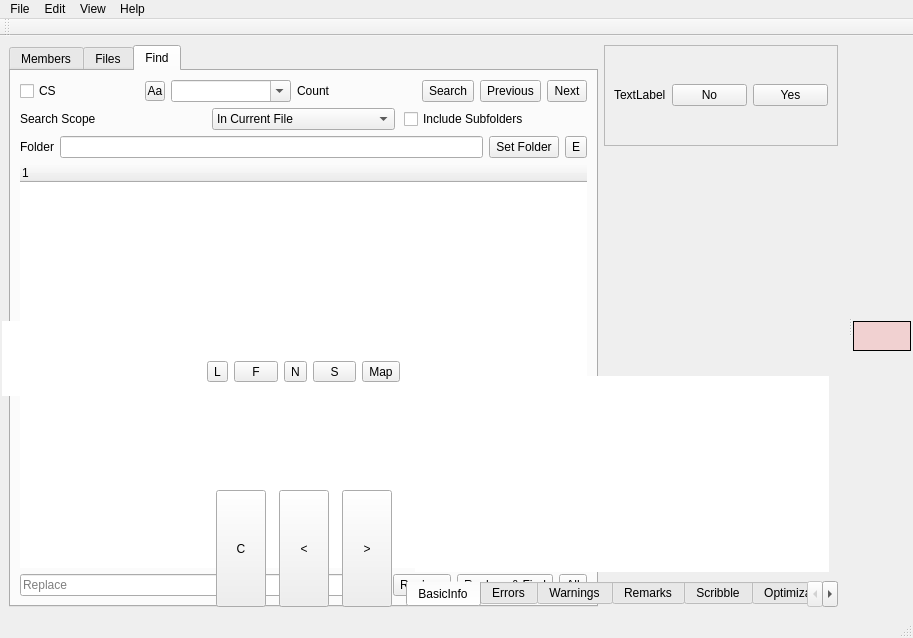
The window that mainwindow.ui (ic005k/Xiasl) describes before a commit, drawn with Qt 5.
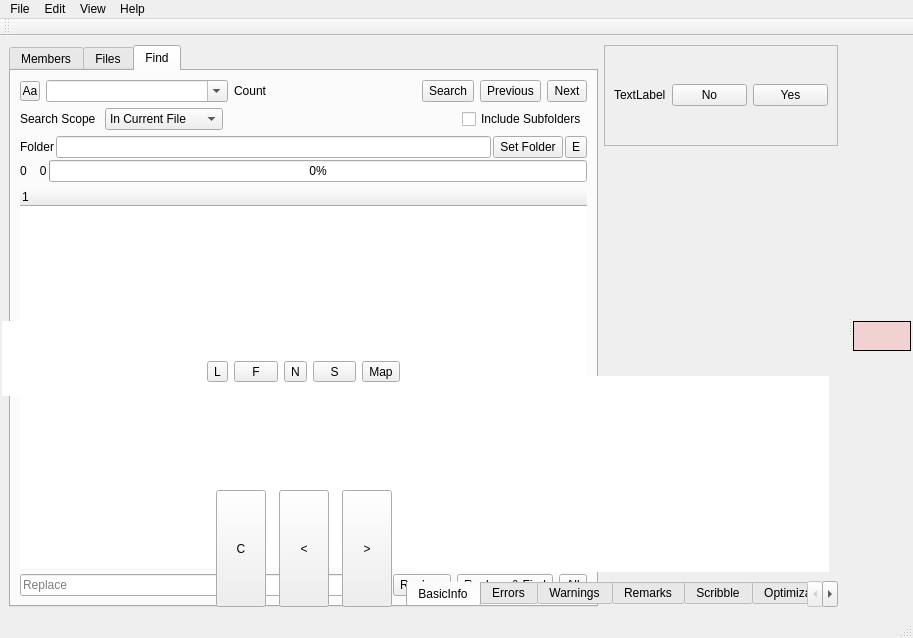
The same window after the commit. Icons and pictures are not drawn. Custom widgets are drawn as their Qt base class.

What changed in the file:
```diff
--- a/mainwindow.ui
+++ b/mainwindow.ui
@@ -182,16 +182,9 @@
        <attribute name="title">
         <string>Find</string>
        </attribute>
-       <layout class="QGridLayout" name="gridLayout_9">
+       <layout class="QGridLayout" name="gridLayout_11">
         <item row="0" column="0">
          <layout class="QHBoxLayout" name="horizontalLayout">
-          <item>
-           <widget class="QCheckBox" name="chkCaseSensitive">
-            <property name="text">
-             <string>CS</string>
-            </property>
-           </widget>
-          </item>
           <item>
            <widget class="QToolButton" name="btnCaseSensitive">
             <property name="maximumSize">
@@ -303,6 +296,19 @@
             </item>
            </widget>
           </item>
+          <item>
+           <spacer name="horizontalSpacer">
+            <property name="orientation">
+             <enum>Qt::Horizontal</enum>
+            </property>
+            <property name="sizeHint" stdset="0">
+             <size>
+              <width>40</width>
+              <height>20</height>
+             </size>
+            </property>
+           </spacer>
+          </item>
           <item>
            <widget class="QCheckBox" name="chkSubDir">
             <property name="text">
@@ -313,6 +319,30 @@
          </layout>
         </item>
         <item row="2" column="0">
+         <widget class="QFrame" name="frameInFolder">
+          <property name="frameShape">
+           <enum>QFrame::NoFrame</enum>
+          </property>
+          <property name="frameShadow">
+           <enum>QFrame::Plain</enum>
+          </property>
+          <layout class="QGridLayout" name="gridLayout_9">
+           <property name="leftMargin">
+            <number>0</number>
+           </property>
+           <property name="topMargin">
+            <number>0</number>
+           </property>
+           <property name="rightMargin">
+            <number>0</number>
+           </property>
+           <property name="bottomMargin">
+            <number>0</number>
+           </property>
+           <property name="spacing">
+            <number>2</number>
+           </property>
+           <item row="0" column="0" colspan="2">
          <layout class="QHBoxLayout" name="hLayoutFolder">
           <item>
            <widget class="QLabel" name="label">
@@ -360,6 +390,26 @@
            </widget>
           </item>
          </layout>
+           </item>
+           <item row="1" column="0">
+            <widget class="QLabel" name="lblSearch">
+             <property name="text">
+              <string>0    0</string>
+             </property>
+            </widget>
+           </item>
+           <item row="1" column="1">
+            <widget class="QProgressBar" name="progressBar">
+             <property name="maximum">
+              <number>100</number>
+             </property>
+             <property name="value">
+              <number>0</number>
+             </property>
+            </widget>
+           </item>
+          </layout>
+         </widget>
         </item>
         <item row="3" column="0">
          <widget class="QTreeWidget" name="treeFind">
```
Lines whose indentation alone changed are shown as unchanged.
